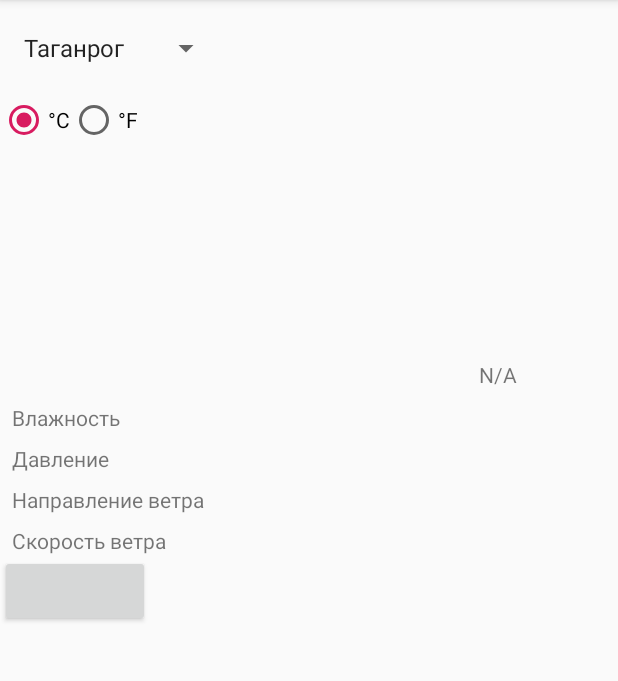
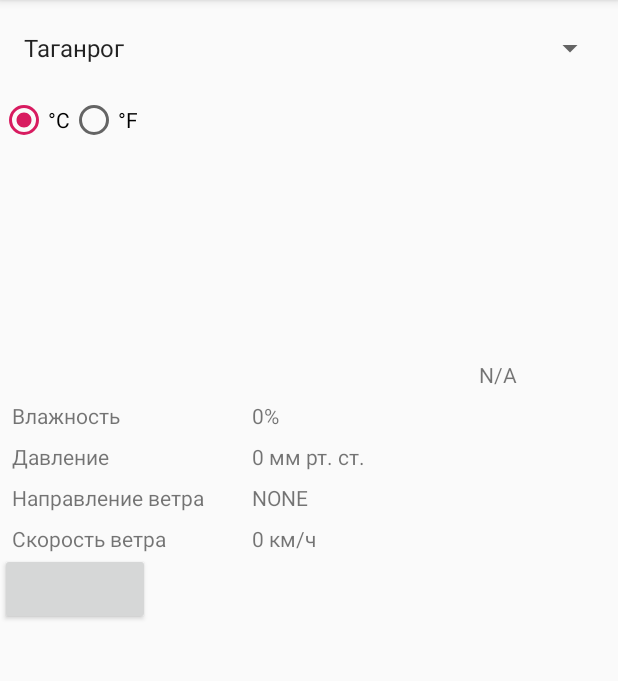
Before and after one commit to menteValidus/test-assignment, an Android app: the screen it shows after launch (MainActivity), on a phone screen of 412 x 824 dp, the part 84-765 px from its top. Run offline under Robolectric (Android 15) with nearby library versions, the phone set to English and light mode, and no system bars; our stand-ins replace Volley, data binding; network calls fail; 5 statements that could not run were skipped.

Commit message:
Realised dateTime updates. Need to fix format.

```diff
--- a/app/src/main/java/mente/vali/dailyweather/data/models/ObservableWeather.kt
+++ b/app/src/main/java/mente/vali/dailyweather/data/models/ObservableWeather.kt
@@ -3,23 +3,54 @@ package mente.vali.dailyweather.data.models
 import androidx.lifecycle.MutableLiveData
 import com.google.gson.GsonBuilder
 import mente.vali.dailyweather.domain.deserializers.WeatherDeserializer
+import mente.vali.dailyweather.util.getDateTimeStringFromLong
+import mente.vali.dailyweather.util.windDegreeToWindDirection
 
 // TODO add comments
-class ObservableWeather (temperature: Short, weatherCondition: WeatherCondition) {
+class ObservableWeather (
+    temperature: Short,
+    weatherCondition: WeatherCondition,
+    humidity: Short,
+    pressure: Int,
+    windDirection: String,
+    windSpeed: Int,
+    dateTime: String) {
     val temperature: MutableLiveData<Short> = MutableLiveData()
     val weatherCondition: MutableLiveData<WeatherCondition> = MutableLiveData()
+    val humidity: MutableLiveData<Short> = MutableLiveData()
+    val pressure: MutableLiveData<Int> = MutableLiveData()
+    val windDirection: MutableLiveData<String> = MutableLiveData()
+    val windSpeed: MutableLiveData<Int> = MutableLiveData()
+    val dateTime: MutableLiveData<String> = MutableLiveData()
 
     init {
         this.temperature.value = temperature
         this.weatherCondition.value = weatherCondition
+        this.humidity.value = humidity
+        this.pressure.value = pressure
+        this.windDirection.value = windDirection
+        this.windSpeed.value = windSpeed
+        this.dateTime.value = dateTime
     }
 
-    constructor() : this(0, WeatherCondition.NONE)
-    constructor(weather: WeatherByTime) : this(weather.temperature, weather.weatherCondition)
+    constructor() : this(0, WeatherCondition.NONE, 0, 0, "NONE", 0, "")
+    constructor(weather: WeatherByTime) : this
+        (weather.temperature,
+        weather.weatherCondition,
+        weather.humidity,
+        weather.pressure,
+        windDegreeToWindDirection(weather.windDegrees.toFloat()),
+        weather.windSpeed,
+        getDateTimeStringFromLong(weather.date))
 
     fun setValues(weather: ObservableWeather) {
-        this.temperature.value = weather.temperature.value
-        this.weatherCondition.value = weather.weatherCondition.value
+        temperature.value = weather.temperature.value
+        weatherCondition.value = weather.weatherCondition.value
+        humidity.value = weather.humidity.value
+        pressure.value = weather.pressure.value
+        windDirection.value = weather.windDirection.value
+        windSpeed.value = weather.windSpeed.value
+        dateTime.value = weather.dateTime.value
     }
 
     companion object {
--- a/app/src/main/java/mente/vali/dailyweather/domain/deserializers/WeatherDeserializer.kt
+++ b/app/src/main/java/mente/vali/dailyweather/domain/deserializers/WeatherDeserializer.kt
@@ -16,7 +16,7 @@ class WeatherDeserializer : JsonDeserializer<WeatherByTime> {
         json as JsonObject
 
         // Уровень вложенности JSON - list.dt
-        val date = json.get("dt").asLong
+        val date = json.get("dt").asLong * 1000
         // Уровень вложенности JSON - list.main
         val main = json.getAsJsonObject("main")
 
--- a/app/src/main/java/mente/vali/dailyweather/domain/viewmodels/ForecastViewModel.kt
+++ b/app/src/main/java/mente/vali/dailyweather/domain/viewmodels/ForecastViewModel.kt
@@ -107,13 +107,13 @@ class ForecastViewModel(application: Application) : AndroidViewModel(application
     fun update() = viewModelScope.launch {
         forecastApiCommunicator.requestWeatherByNow(
             Response.Listener { response ->
-                _currentWeather.value?.setValues(ObservableWeather.parse(response.toString()))
+                _currentWeather.value = ObservableWeather.parse(response.toString())
             }
         )
-        forecastApiCommunicator.requestForecast(
-            Response.Listener { response ->
-                forecastsList.value = Forecast.parse(response.toString())
-            })
+//        forecastApiCommunicator.requestForecast(
+//            Response.Listener { response ->
+//                forecastsList.value = Forecast.parse(response.toString())
+//            })
     }
 
 
--- a/app/src/main/java/mente/vali/dailyweather/presentation/ui/fragments/HeaderFragment.kt
+++ b/app/src/main/java/mente/vali/dailyweather/presentation/ui/fragments/HeaderFragment.kt
@@ -8,10 +8,8 @@ import android.view.View
 import android.view.ViewGroup
 import android.widget.AdapterView
 import android.widget.ArrayAdapter
-import androidx.lifecycle.ViewModelProviders
 import kotlinx.android.synthetic.main.fragment_header.*
 
-import mente.vali.dailyweather.R
 import mente.vali.dailyweather.databinding.FragmentHeaderBinding
 import mente.vali.dailyweather.domain.communicators.ForecastApiCommunicator
 import mente.vali.dailyweather.domain.viewmodels.ForecastViewModel
--- a/app/src/main/java/mente/vali/dailyweather/util/BindingAdapters.kt
+++ b/app/src/main/java/mente/vali/dailyweather/util/BindingAdapters.kt
@@ -1,17 +1,13 @@
 package mente.vali.dailyweather.util
 
-import android.view.View
-import android.widget.*
+import android.widget.ImageView
+import android.widget.RadioButton
+import android.widget.RadioGroup
+import android.widget.TextView
 import androidx.databinding.BindingAdapter
 import mente.vali.dailyweather.R
 import mente.vali.dailyweather.data.models.WeatherCondition
 import mente.vali.dailyweather.domain.viewmodels.ForecastViewModel
-import androidx.appcompat.widget.AppCompatSpinner
-import androidx.databinding.InverseBindingAdapter
-import android.widget.ArrayAdapter
-import android.widget.AdapterView
-import androidx.databinding.InverseBindingListener
-
 
 
 /**
@@ -88,42 +84,17 @@ fun setWeatherCondtitionText(textView: TextView, weatherCondition: WeatherCondit
     textView.text = weatherCondition.getConditionName()
 }
 
+@BindingAdapter("app:percentage")
+fun setPercentageText(textView: TextView, percents: Short) {
+    textView.text = textView.context.resources.getString(R.string.percentage_placeholder, percents)
+}
 
-//////////////////////////////////////////////////////////////////////
-object SpinnerBindingUtils {
-    @BindingAdapter(
-        value = ["selectedValue", "selectedValueAttrChanged"],
-        requireAll = false
-    )
-    fun bindSpinnerData(
-        pAppCompatSpinner: AppCompatSpinner,
-        newSelectedValue: String?,
-        newTextAttrChanged: InverseBindingListener
-    ) {
-        pAppCompatSpinner.onItemSelectedListener = object : AdapterView.OnItemSelectedListener {
-            override fun onItemSelected(
-                parent: AdapterView<*>?,
-                view: View?,
-                position: Int,
-                id: Long
-            ) {
-                newTextAttrChanged.onChange()
-            }
+@BindingAdapter("app:pressure")
+fun setPressureText(textView: TextView, pressure: Int) {
+    textView.text = textView.context.resources.getString(R.string.hg_placeholder, pressure)
+}
 
-            override fun onNothingSelected(parent: AdapterView<*>) {}
-        }
-        if (newSelectedValue != null) {
-            val pos =
-                (pAppCompatSpinner.adapter as ArrayAdapter<String>).getPosition(newSelectedValue)
-            pAppCompatSpinner.setSelection(pos, true)
-        }
-    }
-
-    @InverseBindingAdapter(
-        attribute = "selectedValue",
-        event = "selectedValueAttrChanged"
-    )
-    fun captureSelectedValue(pAppCompatSpinner: AppCompatSpinner): String {
-        return pAppCompatSpinner.selectedItem as String
-    }
+@BindingAdapter("app:speed")
+fun setSpeedText(textView: TextView, speed: Int) {
+    textView.text = textView.context.resources.getString(R.string.speed_placeholder, speed)
 }
--- a/app/src/main/res/layout/activity_main.xml
+++ b/app/src/main/res/layout/activity_main.xml
@@ -21,7 +21,7 @@
         <fragment
             android:id="@+id/fr_city_selection"
             android:name="mente.vali.dailyweather.presentation.ui.fragments.HeaderFragment"
-            android:layout_width="wrap_content"
+            android:layout_width="match_parent"
             android:layout_height="wrap_content"
             tools:layout="@layout/fragment_header" />
 
--- a/app/src/main/res/layout/fragment_today_weather.xml
+++ b/app/src/main/res/layout/fragment_today_weather.xml
@@ -31,6 +31,7 @@
                     android:layout_height="wrap_content"
                     android:layout_marginTop="@dimen/spacing_small_8"
                     android:layout_marginBottom="@dimen/spacing_small_8"
+                    android:text="@{viewmodel.currentWeather.dateTime}"
                     tools:text="Ноябрь 16, 18:23"/>
                 <LinearLayout
                     android:layout_width="wrap_content"
@@ -54,12 +55,6 @@
                         app:degreesUnit="@{viewmodel.currentUnitsLiveData}"
                         tools:src="@drawable/ic_over_zero_temp" />
                 </LinearLayout>
-                <TextView
-                    android:id="@+id/tw_maxmin_temp"
-                    android:layout_width="wrap_content"
-                    android:layout_height="wrap_content"
-                    android:layout_marginTop="@dimen/spacing_middle_16"
-                    tools:text="@string/maxmin_temp_placeholder"/>
 
             </LinearLayout>
             <!--        Состояние погоды-->
@@ -138,24 +133,28 @@
                     android:layout_height="wrap_content"
                     android:layout_marginTop="@dimen/spacing_small_8"
                     android:layout_marginStart="@dimen/spacing_huge_32"
+                    app:percentage="@{viewmodel.currentWeather.humidity}"
                     tools:text="48%"/>
                 <TextView
                     android:layout_width="wrap_content"
                     android:layout_height="wrap_content"
                     android:layout_marginTop="@dimen/spacing_small_8"
                     android:layout_marginStart="@dimen/spacing_huge_32"
-                    tools:text="1.039 мБар"/>
+                    app:pressure="@{viewmodel.currentWeather.pressure}"
+                    tools:text="1.039 мм. рт. ст."/>
                 <TextView
                     android:layout_width="wrap_content"
                     android:layout_height="wrap_content"
                     android:layout_marginTop="@dimen/spacing_small_8"
                     android:layout_marginStart="@dimen/spacing_huge_32"
+                    android:text="@{viewmodel.currentWeather.windDirection}"
                     tools:text="Северное"/>
                 <TextView
                     android:layout_width="wrap_content"
                     android:layout_height="wrap_content"
                     android:layout_marginTop="@dimen/spacing_small_8"
                     android:layout_marginStart="@dimen/spacing_huge_32"
+                    app:speed="@{viewmodel.currentWeather.windSpeed}"
                     tools:text="12.5 км/ч"/>
             </LinearLayout>
             <LinearLayout
--- a/app/src/main/res/values/strings.xml
+++ b/app/src/main/res/values/strings.xml
@@ -5,8 +5,10 @@
     <string name="hello_blank_fragment">Hello blank fragment</string>
     <string name="celsius_degree_string">°C</string>
     <string name="fahrenheit_degree_string">°F</string>
-    <string name="maxmin_temp_placeholder">Днём %1$d°%2$s, Ночью %3$d°%4$s</string>
     <string name="current_temp_placeholder">%1$d°%2$s</string>
+    <string name="percentage_placeholder">%1$d%%</string>
+    <string name="hg_placeholder">%1$d мм рт. ст.</string>
+    <string name="speed_placeholder">%1$d км/ч</string>
     <string name="humidity_header">Влажность</string>
     <string name="pressure_header">Давление</string>
     <string name="wind_direction_header">Направление ветра</string>
```
Also changed, not shown: app/src/main/java/mente/vali/dailyweather/util/UnitsConverters.kt (+33 -0 lines), 1 other file.
